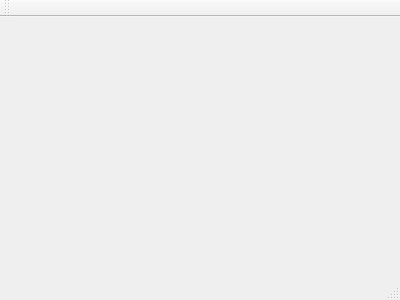
This is mainwindow.ui in bartonu4/private_server as Qt 5 draws it before an edit. The edited form follows.
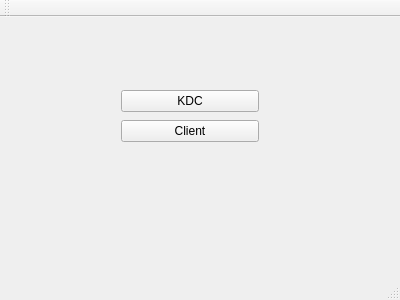
This is the edited form.

Commit message: libs, client hash, aes

Diff of the .ui file:
```diff
--- a/mainwindow.ui
+++ b/mainwindow.ui
@@ -12,13 +12,55 @@
   <property name="windowTitle" >
    <string>MainWindow</string>
   </property>
-  <widget class="QMenuBar" name="menuBar" />
-  <widget class="QToolBar" name="mainToolBar" />
-  <widget class="QWidget" name="centralWidget" />
-  <widget class="QStatusBar" name="statusBar" />
+  <widget class="QWidget" name="centralWidget">
+   <widget class="QWidget" name="verticalLayoutWidget">
+    <property name="geometry">
+     <rect>
+      <x>110</x>
+      <y>60</y>
+      <width>160</width>
+      <height>80</height>
+     </rect>
+    </property>
+    <layout class="QVBoxLayout" name="verticalLayout">
+     <item>
+      <widget class="QPushButton" name="kdcButton">
+       <property name="text">
+        <string>KDC</string>
+       </property>
+      </widget>
+     </item>
+     <item>
+      <widget class="QPushButton" name="clientButton">
+       <property name="text">
+        <string>Client</string>
+       </property>
+      </widget>
+     </item>
+    </layout>
+   </widget>
+  </widget>
+  <widget class="QMenuBar" name="menuBar">
+   <property name="geometry">
+    <rect>
+     <x>0</x>
+     <y>0</y>
+     <width>400</width>
+     <height>21</height>
+    </rect>
+   </property>
+  </widget>
+  <widget class="QToolBar" name="mainToolBar">
+   <attribute name="toolBarArea">
+    <enum>TopToolBarArea</enum>
+   </attribute>
+   <attribute name="toolBarBreak">
+    <bool>false</bool>
+   </attribute>
+  </widget>
+  <widget class="QStatusBar" name="statusBar"/>
  </widget>
- <layoutDefault spacing="6" margin="11" />
- <pixmapfunction></pixmapfunction>
+ <layoutdefault spacing="6" margin="11"/>
  <resources/>
  <connections/>
 </ui>
```
Left out of the diff: 7 changed lines with no effect on the pictures. The commit also changes 286 other files.
